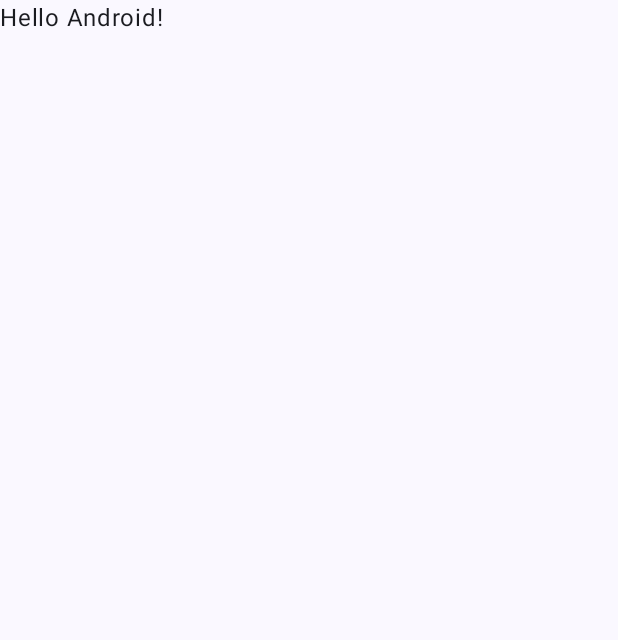
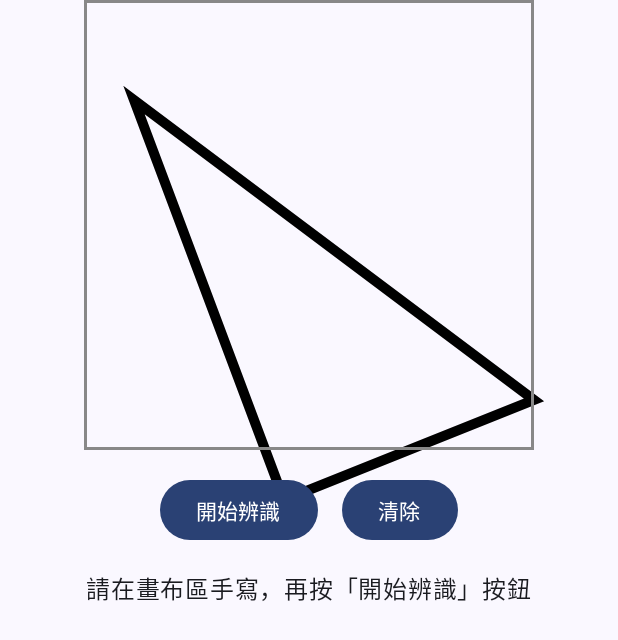
Before and after one commit to jasper20070516-ux/DigitalInk, an Android app built with Jetpack Compose: the screen it shows after launch (MainActivity), on a phone screen of 412 x 824 dp. Before the commit the part shown is almost empty. Shown: the top 640 px of the screen. Run offline under Robolectric (Android 15) with nearby library versions, the phone set to English and light mode, and no system bars.

Commit message:
v1:繪製路徑及清除

```diff
--- a/app/src/main/java/tw/edu/pu/csim/tcyang/myapplicationdigitalink/MainActivity.kt
+++ b/app/src/main/java/tw/edu/pu/csim/tcyang/myapplicationdigitalink/MainActivity.kt
@@ -4,13 +4,30 @@ import android.os.Bundle
 import androidx.activity.ComponentActivity
 import androidx.activity.compose.setContent
 import androidx.activity.enableEdgeToEdge
+import androidx.compose.foundation.Canvas
+import androidx.compose.foundation.border
+import androidx.compose.foundation.layout.Column
+import androidx.compose.foundation.layout.Row
+import androidx.compose.foundation.layout.Spacer
 import androidx.compose.foundation.layout.fillMaxSize
+import androidx.compose.foundation.layout.height
 import androidx.compose.foundation.layout.padding
+import androidx.compose.foundation.layout.size
+import androidx.compose.foundation.layout.width
+import androidx.compose.material3.Button
 import androidx.compose.material3.Scaffold
 import androidx.compose.material3.Text
 import androidx.compose.runtime.Composable
+import androidx.compose.runtime.getValue
+import androidx.compose.runtime.mutableStateOf
+import androidx.compose.runtime.remember
+import androidx.compose.runtime.setValue
+import androidx.compose.ui.Alignment
 import androidx.compose.ui.Modifier
-import androidx.compose.ui.tooling.preview.Preview
+import androidx.compose.ui.graphics.Color
+import androidx.compose.ui.graphics.Path
+import androidx.compose.ui.graphics.drawscope.Stroke
+import androidx.compose.ui.unit.dp
 import tw.edu.pu.csim.tcyang.myapplicationdigitalink.ui.theme.MyApplicationDigitalInkTheme
 
 class MainActivity : ComponentActivity() {
@@ -20,8 +37,7 @@ class MainActivity : ComponentActivity() {
         setContent {
             MyApplicationDigitalInkTheme {
                 Scaffold(modifier = Modifier.fillMaxSize()) { innerPadding ->
-                    Greeting(
-                        name = "Android",
+                    Doodle(
                         modifier = Modifier.padding(innerPadding)
                     )
                 }
@@ -31,17 +47,57 @@ class MainActivity : ComponentActivity() {
 }
 
 @Composable
-fun Greeting(name: String, modifier: Modifier = Modifier) {
-    Text(
-        text = "Hello $name!",
-        modifier = modifier
-    )
-}
+fun Doodle(modifier: Modifier = Modifier) {
+    var recognizedText by remember {
+        mutableStateOf("請在畫布區手寫，再按「開始辨識」按鈕")
+    }
 
-@Preview(showBackground = true)
-@Composable
-fun GreetingPreview() {
-    MyApplicationDigitalInkTheme {
-        Greeting("Android")
+    // 建立一個路徑物件
+    var path by remember {
+        mutableStateOf(
+            Path().apply {
+                moveTo(50f, 100f)   // 移動到起始點 (50f, 100f)
+                lineTo(200f, 500f)  // 畫一條線到 (200f, 500f)
+                lineTo(450f, 400f)  // 畫一條線到 (450f, 400f)
+                close()             // 閉合路徑
+            }
+        )
+    }
+
+    Column(
+        modifier = modifier.fillMaxSize(),
+        horizontalAlignment = Alignment.CenterHorizontally
+    ) {
+        Canvas(
+            modifier = Modifier
+                .size(300.dp)
+                .border(2.dp, Color.Gray)
+        ) {
+            // 繪製黑色路徑，透明度1 (不透明)，線條粗細10
+            drawPath(path, Color.Black, 1f, Stroke(10f))
+        }
+
+        Spacer(modifier = Modifier.height(16.dp))
+
+        Row {
+            // 開始辨識
+            Button(onClick = {
+            }) {
+                Text("開始辨識")
+            }
+
+            Spacer(modifier = Modifier.width(16.dp))
+
+            // 清除畫布
+            Button(onClick = {
+                path = Path()
+            }) {
+                Text("清除")
+            }
+        }
+
+        Spacer(modifier = Modifier.height(16.dp))
+
+        Text(recognizedText)
     }
 }
```
Also changed, not shown: 1 other file.
